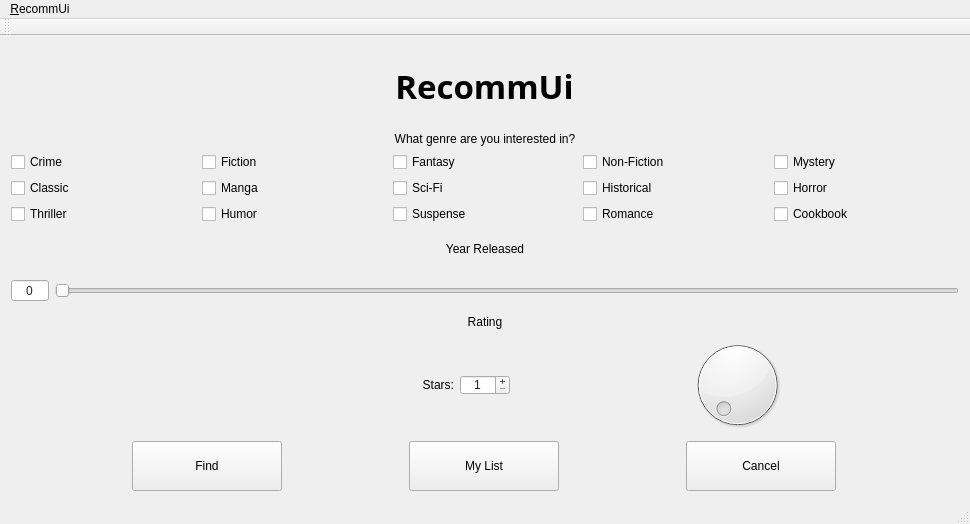
Qt form choicewindow.ui (ameyrk99/rekt) before a commit.
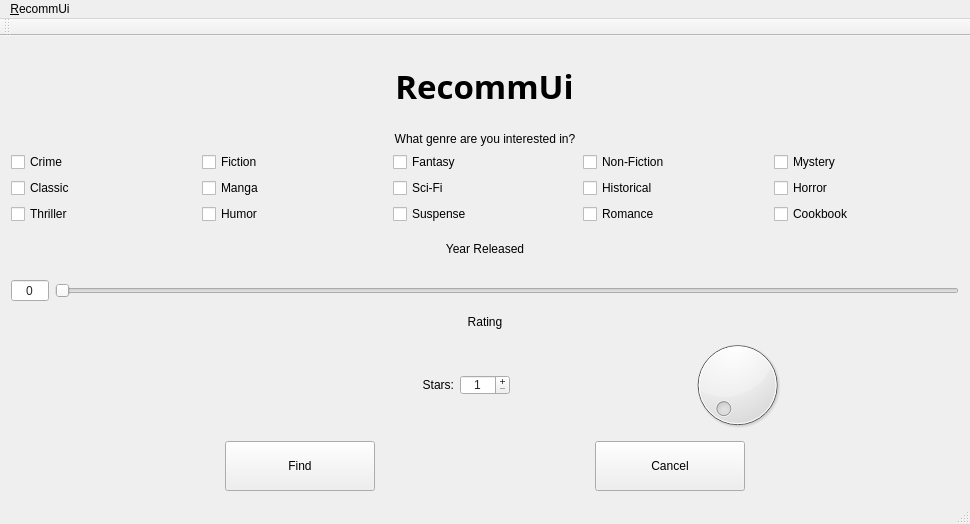
The same form after that commit.

Commit message: Final Without User List; No Comments/Docs

What changed in the file:
```diff
--- a/choicewindow.ui
+++ b/choicewindow.ui
@@ -472,19 +472,6 @@
           </property>
          </widget>
         </item>
-        <item>
-         <widget class="QPushButton" name="pushButton_3">
-          <property name="maximumSize">
-           <size>
-            <width>150</width>
-            <height>50</height>
-           </size>
-          </property>
-          <property name="text">
-           <string>My List</string>
-          </property>
-         </widget>
-        </item>
         <item>
          <widget class="QPushButton" name="pushButton_2">
           <property name="maximumSize">
```
Left out of the diff: 4 changed lines with no effect on the pictures. The commit also changes 11 other files.
